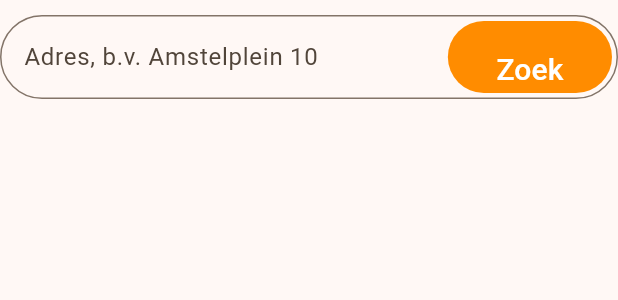
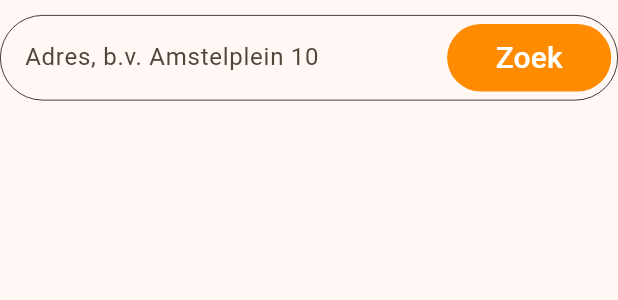
Before and after one commit to Derk-B/MobileApp, a Flutter app: the LandingPageMainSearch widget shown alone on an empty page, opened directly, on a phone screen of 412 x 824 dp. Shown: the top 300 px of the screen. Run offline on Flutter 3.47's test engine with Material 3 defaults, Android fonts, the phone set to English and light mode, and no system bars; our stand-ins replace carousel_slider; network calls fail.

Commit message:
Fixed ui bugs on small screens

```diff
--- a/app/lib/features/landingpage/presentation/widgets/landingpage_drawer/landingpage_drawer.dart
+++ b/app/lib/features/landingpage/presentation/widgets/landingpage_drawer/landingpage_drawer.dart
@@ -9,6 +9,9 @@ class LandingPageDrawer extends StatelessWidget {
   @override
   Widget build(BuildContext context) {
     return Drawer(
+      surfaceTintColor: Colors.white,
+      shape: const RoundedRectangleBorder(
+          borderRadius: BorderRadius.all(Radius.zero)),
       width: MediaQuery.of(context).size.width,
       child: ListView(
         padding: EdgeInsets.zero,
--- a/app/lib/features/landingpage/presentation/widgets/landingpage_main/landingpage_main.dart
+++ b/app/lib/features/landingpage/presentation/widgets/landingpage_main/landingpage_main.dart
@@ -1,6 +1,6 @@
-import 'package:app/features/landingpage/presentation/widgets/main/landingpage_main_banner.dart';
-import 'package:app/features/landingpage/presentation/widgets/main/landingpage_main_search.dart';
-import 'package:app/features/landingpage/presentation/widgets/main/landingpage_main_title.dart';
+import 'package:app/features/landingpage/presentation/widgets/landingpage_main/landingpage_main_banner.dart';
+import 'package:app/features/landingpage/presentation/widgets/landingpage_main/landingpage_main_search.dart';
+import 'package:app/features/landingpage/presentation/widgets/landingpage_main/landingpage_main_title.dart';
 import 'package:flutter/material.dart';
 
 /// Contains the page title, searchbar and banner
--- a/app/lib/features/landingpage/presentation/widgets/landingpage_main/landingpage_main_search.dart
+++ b/app/lib/features/landingpage/presentation/widgets/landingpage_main/landingpage_main_search.dart
@@ -15,25 +15,27 @@ class _LandingPageMainSearchState extends State<LandingPageMainSearch> {
   Widget build(BuildContext context) {
     return Column(children: [
       const SizedBox(height: 10),
-      Form(
-        child: SizedBox(
-          height: 56,
-          child: Stack(children: [
+      Container(
+        padding: const EdgeInsets.all(4.0),
+        decoration: BoxDecoration(
+          borderRadius: BorderRadius.circular(50.0),
+          border: Border.all(color: Colors.black, width: 0.5),
+        ),
+        child: Form(
+          child: Stack(
+            children: [
               TextField(
                 controller: _controller,
                 onChanged: (value) =>
                     setState(() => _showClearIcon = value.isNotEmpty),
-              decoration: InputDecoration(
+                decoration: const InputDecoration(
+                  contentPadding:
+                      EdgeInsets.symmetric(vertical: 12.0, horizontal: 8.0),
                   hintText: "Adres, b.v. Amstelplein 10",
-                border: OutlineInputBorder(
-                    borderRadius: BorderRadius.circular(50.0),
-                    borderSide: const BorderSide(color: Colors.black)),
+                  border: OutlineInputBorder(borderSide: BorderSide.none),
                 ),
               ),
-            Container(
-              height: MediaQuery.of(context).size.height,
-              padding: const EdgeInsets.all(4.0),
-              child: Row(
+              Row(
                 mainAxisAlignment: MainAxisAlignment.end,
                 children: [
                   _showClearIcon
@@ -51,7 +53,6 @@ class _LandingPageMainSearchState extends State<LandingPageMainSearch> {
                     child: Text(
                       "    Zoek    ",
                       style: TextStyle(
-                        height: 2.4,
                         fontSize: 20,
                         color: Theme.of(context).colorScheme.onPrimary,
                       ),
@@ -60,8 +61,8 @@ class _LandingPageMainSearchState extends State<LandingPageMainSearch> {
                   ),
                 ],
               ),
+            ],
           ),
-          ]),
         ),
       ),
     ]);
--- a/app/lib/features/landingpage/presentation/widgets/landingpage_tutorial/landingpage_tutorial.dart
+++ b/app/lib/features/landingpage/presentation/widgets/landingpage_tutorial/landingpage_tutorial.dart
@@ -1,5 +1,5 @@
-import 'package:app/features/landingpage/presentation/widgets/tutorial/landingpage_tutorial_carousel.dart';
-import 'package:app/features/landingpage/presentation/widgets/tutorial/landingpage_tutorial_title.dart';
+import 'package:app/features/landingpage/presentation/widgets/landingpage_tutorial/landingpage_tutorial_carousel.dart';
+import 'package:app/features/landingpage/presentation/widgets/landingpage_tutorial/landingpage_tutorial_title.dart';
 import 'package:flutter/material.dart';
 
 class LandingPageTutorial extends StatelessWidget {
--- a/app/lib/features/landingpage/presentation/widgets/landingpage_tutorial/landingpage_tutorial_carousel.dart
+++ b/app/lib/features/landingpage/presentation/widgets/landingpage_tutorial/landingpage_tutorial_carousel.dart
@@ -40,7 +40,7 @@ class _LandingPageTutorialCarouselState
       children: [
         CarouselSlider(
           options: CarouselOptions(
-            height: 180.0,
+            height: 240,
             enableInfiniteScroll: false,
             onPageChanged: (index, _) => setState(() => _current = index),
           ),
@@ -61,6 +61,7 @@ class _LandingPageTutorialCarouselState
                         padding: const EdgeInsets.symmetric(vertical: 16.0),
                         child: Text(
                           widget.title,
+                          textAlign: TextAlign.center,
                           style: const TextStyle(fontWeight: FontWeight.bold),
                         ),
                       ),
--- a/app/lib/features/landingpage/presentation/widgets/landingpage_tutorial/landingpage_tutorial_title.dart
+++ b/app/lib/features/landingpage/presentation/widgets/landingpage_tutorial/landingpage_tutorial_title.dart
@@ -17,6 +17,7 @@ class LandingPageTutorialTitle extends StatelessWidget {
               ),
               Text(
                 "Makkelijker kan haast niet.",
+                textAlign: TextAlign.center,
                 style: Theme.of(context)
                     .textTheme
                     .headlineLarge
```
Also changed, not shown: app/firebase.json (added), 1 other file. Lines whose indentation alone changed are shown as unchanged.
